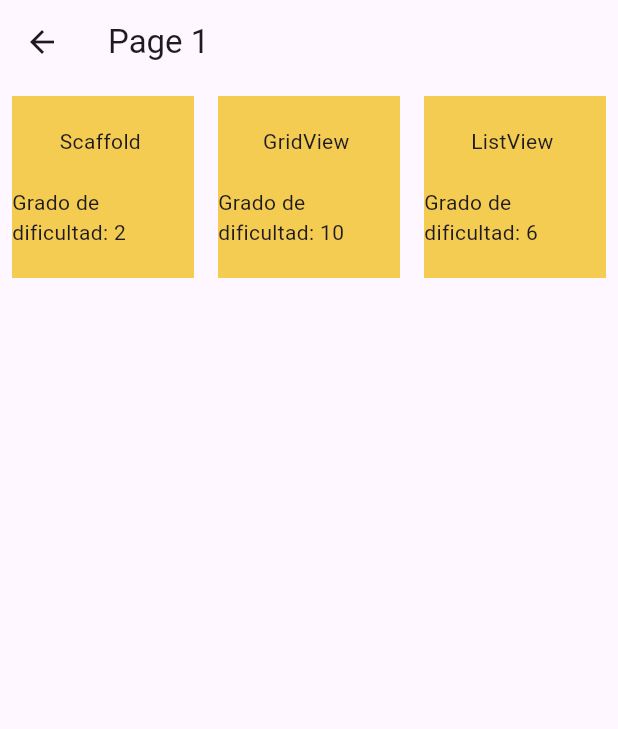
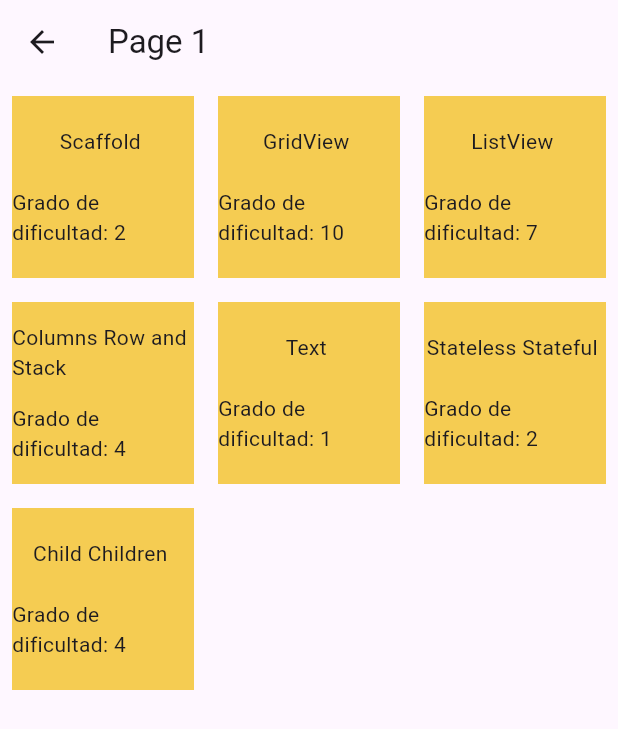
Before and after one commit to carlevo/presentation, a Flutter app: the screen it shows after launch, after a tap on "Exemples pràctics flutter", on a phone screen of 412 x 824 dp. Shown: the top 729 px of the screen. Run offline on Flutter 3.47's test engine with Material 3 defaults, Android fonts, the phone set to English and light mode, and no system bars; our stand-ins replace google_fonts.

Commit message:
Pagina, ACABADA!

```diff
--- /dev/null
+++ b/lib/Page5.dart
@@ -0,0 +1,15 @@
+import 'package:flutter/material.dart';
+
+class Page5 extends StatelessWidget {
+  const Page5({super.key});
+
+  @override
+  Widget build(BuildContext context) {
+    return  Scaffold(
+      appBar: AppBar(title: const Text("Usos del ListView")),
+      body: const Center(
+        child: Image(image: AssetImage('assets/images/listview.png'), width: 500, height: 700,),
+      ),
+    );
+  }
+}
--- /dev/null
+++ b/lib/Page6.dart
@@ -0,0 +1,15 @@
+import 'package:flutter/material.dart';
+
+class Page6 extends StatelessWidget {
+  const Page6({super.key});
+
+  @override
+  Widget build(BuildContext context) {
+    return  Scaffold(
+      appBar: AppBar(title: const Text("Usos del Column y row")),
+      body: const Center(
+        child: Image(image: AssetImage('assets/images/columnrow.png'), width: 800, height: 800,),
+      ),
+    );
+  }
+}
--- /dev/null
+++ b/lib/Page7.dart
@@ -0,0 +1,15 @@
+import 'package:flutter/material.dart';
+
+class Page7 extends StatelessWidget {
+  const Page7({super.key});
+
+  @override
+  Widget build(BuildContext context) {
+    return  Scaffold(
+      appBar: AppBar(title: const Text("Usos del Text")),
+      body: const Center(
+        child: Image(image: AssetImage('assets/images/text.png'), width: 500, height: 700,),
+      ),
+    );
+  }
+}
--- /dev/null
+++ b/lib/Page8.dart
@@ -0,0 +1,15 @@
+import 'package:flutter/material.dart';
+
+class Page8 extends StatelessWidget {
+  const Page8({super.key});
+
+  @override
+  Widget build(BuildContext context) {
+    return  Scaffold(
+      appBar: AppBar(title: const Text("Usos del Stateless y Stateful")),
+      body: const Center(
+        child: Image(image: AssetImage('assets/images/stateless_stateful.png'), width: 500, height: 700,),
+      ),
+    );
+  }
+}
--- /dev/null
+++ b/lib/Page9.dart
@@ -0,0 +1,15 @@
+import 'package:flutter/material.dart';
+
+class Page9 extends StatelessWidget {
+  const Page9({super.key});
+
+  @override
+  Widget build(BuildContext context) {
+    return  Scaffold(
+      appBar: AppBar(title: const Text("Usos del Column, Row y Stack")),
+      body: const Center(
+        child: Image(image: AssetImage('assets/images/childchildren.png'), width: 500, height: 700,),
+      ),
+    );
+  }
+}
--- a/lib/page4.dart
+++ b/lib/page4.dart
@@ -8,7 +8,7 @@ class Page4 extends StatelessWidget {
     return Scaffold(
       appBar: AppBar(title: const Text("Usos de l'Scaffold")),
       body: const Center(
-        child: Image(image: AssetImage('assets/images/scaffold.png')),
+        child: Image(image: AssetImage('assets/images/scaffold.png'), width: 500, height: 700,),
       ),
     );
   }
--- a/lib/valorsglobals.dart
+++ b/lib/valorsglobals.dart
@@ -1,4 +1,9 @@
 import 'package:presentation/Page3.dart';
+import 'package:presentation/Page5.dart';
+import 'package:presentation/Page6.dart';
+import 'package:presentation/Page7.dart';
+import 'package:presentation/Page8.dart';
+import 'package:presentation/Page9.dart';
 import 'package:presentation/page4.dart';
 
 class Valorsglobals {
@@ -17,8 +22,28 @@ class Valorsglobals {
     },
     {
       'nombre': 'ListView',
-      'dificultad': 6,
-
-    }
+      'dificultad': 7,
+      'Page' : Page5()
+    },
+    {
+      'nombre': 'Columns Row and Stack',
+      'dificultad': 4,
+      'Page' : Page6(),
+    },
+    {
+      'nombre': 'Text',
+      'dificultad': 1,
+      'Page' : Page7(),
+    },
+    {
+      'nombre': 'Stateless Stateful',
+      'dificultad': 2,
+      'Page' : Page8(),
+    },
+    {
+      'nombre': 'Child Children',
+      'dificultad': 4,
+      'Page' : Page9(),
+    },
   ];
 }
```
Also changed, not shown: assets/images/childchildren.png (added), assets/images/columnrow.png (added), assets/images/listview.png (added), assets/images/stateless_stateful.png (added), assets/images/text.png (added).
